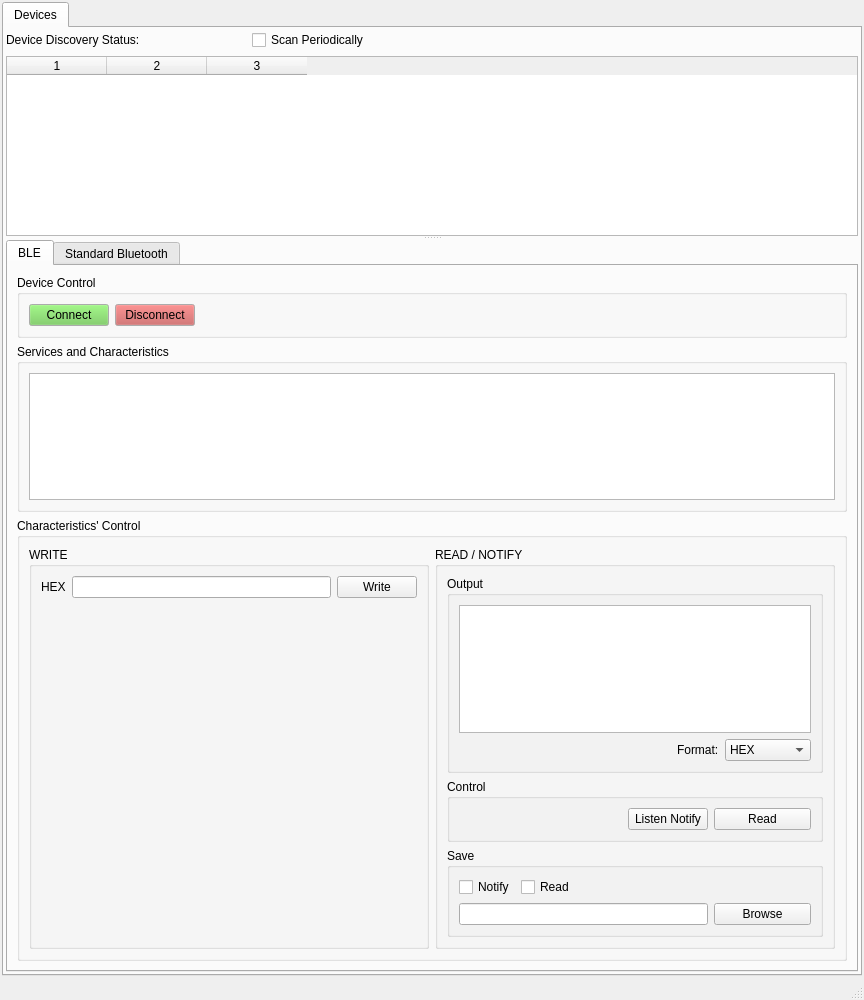
This is mainwindow.ui in vladimir-vakhter/ble-basestation-app as Qt 5 draws it before an edit. The edited form follows.
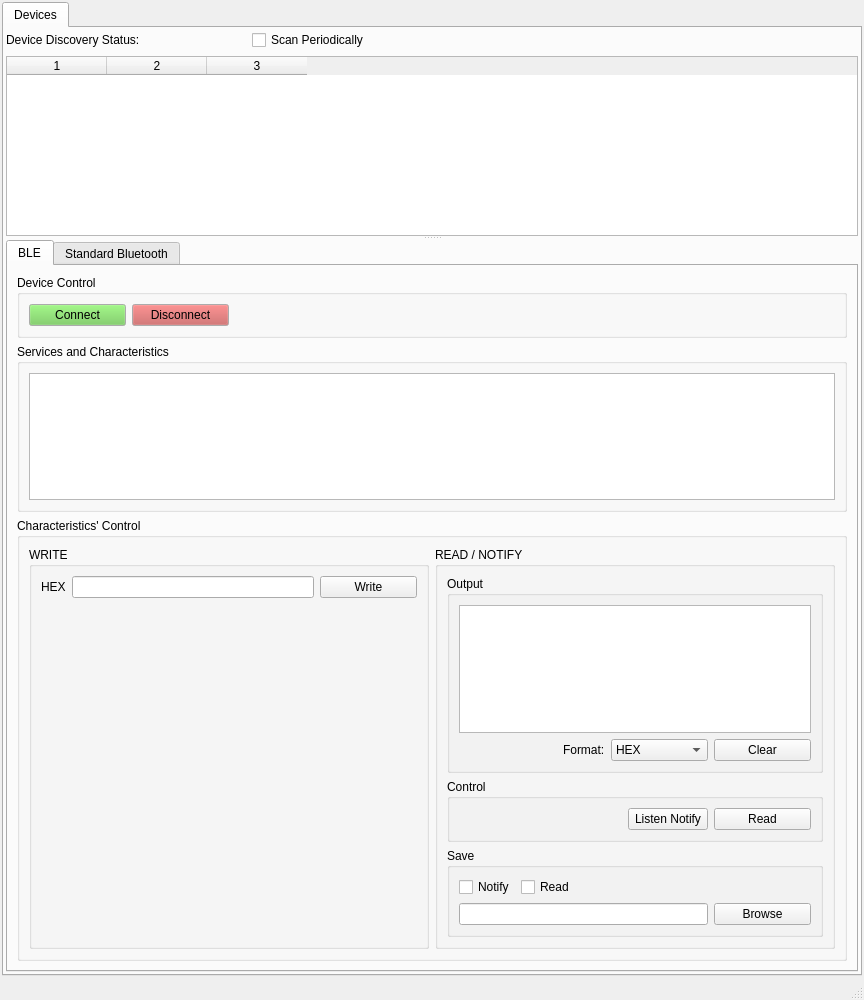
This is the edited form.

Commit message: add clear button for output field

```diff
--- a/mainwindow.ui
+++ b/mainwindow.ui
@@ -19,7 +19,7 @@
   <property name="minimumSize">
    <size>
     <width>0</width>
-    <height>850</height>
+    <height>1000</height>
    </size>
   </property>
   <property name="windowTitle">
@@ -163,6 +163,12 @@
                    <layout class="QHBoxLayout" name="horizontalLayout_4">
                     <item>
                      <widget class="QPushButton" name="bleConnectPushButton">
+                      <property name="minimumSize">
+                       <size>
+                        <width>97</width>
+                        <height>0</height>
+                       </size>
+                      </property>
                       <property name="palette">
                        <palette>
                         <active>
@@ -207,6 +213,12 @@
                     </item>
                     <item>
                      <widget class="QPushButton" name="bleDisconnectPushButton">
+                      <property name="minimumSize">
+                       <size>
+                        <width>97</width>
+                        <height>0</height>
+                       </size>
+                      </property>
                       <property name="palette">
                        <palette>
                         <active>
@@ -334,6 +346,12 @@
                          </item>
                          <item>
                           <widget class="QPushButton" name="bleCharacteristicWritePushButton">
+                           <property name="minimumSize">
+                            <size>
+                             <width>97</width>
+                             <height>0</height>
+                            </size>
+                           </property>
                            <property name="text">
                             <string>Write</string>
                            </property>
@@ -414,6 +432,12 @@
                           </item>
                           <item>
                            <widget class="QComboBox" name="bleCharacteristicReadTypeComboBox">
+                            <property name="minimumSize">
+                             <size>
+                              <width>97</width>
+                              <height>0</height>
+                             </size>
+                            </property>
                             <item>
                              <property name="text">
                               <string>HEX</string>
@@ -431,6 +455,19 @@
                             </item>
                            </widget>
                           </item>
+                          <item>
+                           <widget class="QPushButton" name="clearOutputPushButton">
+                            <property name="minimumSize">
+                             <size>
+                              <width>97</width>
+                              <height>0</height>
+                             </size>
+                            </property>
+                            <property name="text">
+                             <string>Clear</string>
+                            </property>
+                           </widget>
+                          </item>
                          </layout>
                         </item>
                        </layout>
```
The commit also changes 2 other files.
